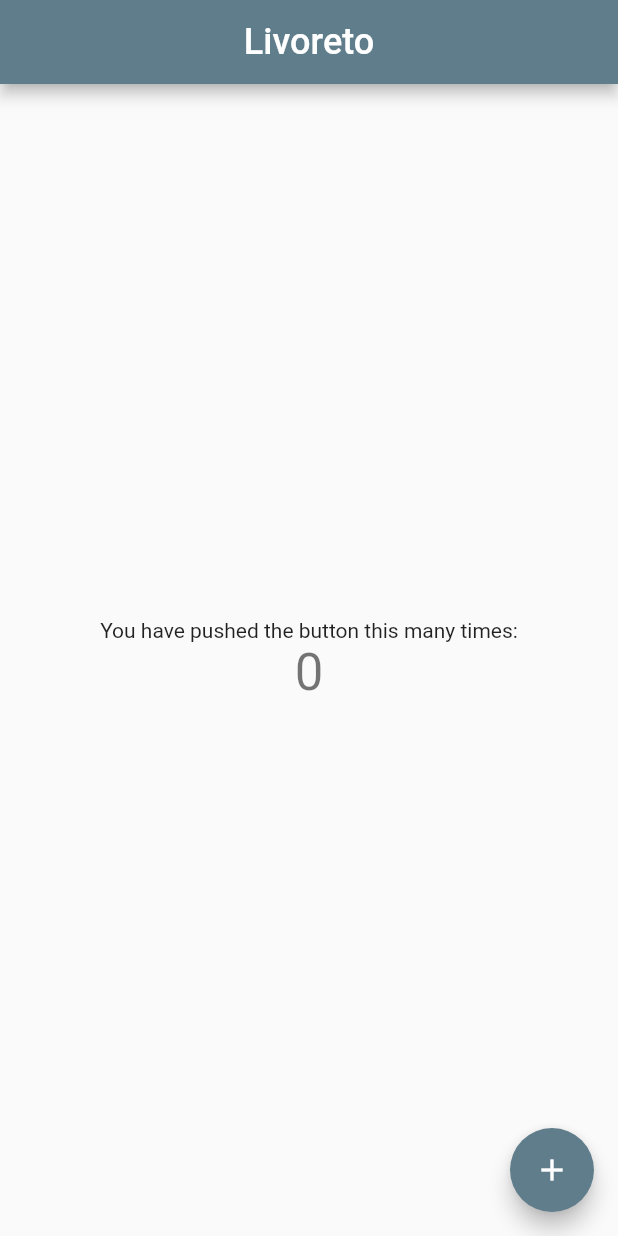
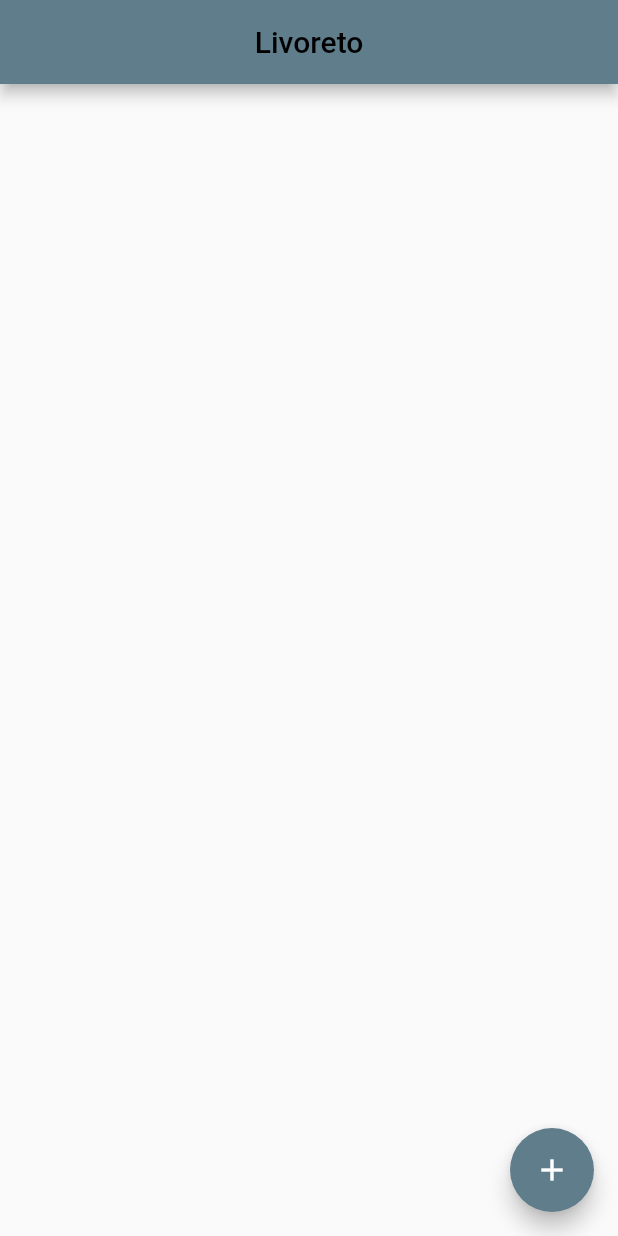
Before and after one commit to andrerclaudio/Livoreto_app, a Flutter app: the screen it shows after launch, on a phone screen of 412 x 824 dp. Run offline on Flutter 3.47's test engine with Material 2 defaults, Android fonts, the phone set to English and light mode, and no system bars.

Commit message:
Starting the Home Screen

```diff
--- a/lib/main.dart
+++ b/lib/main.dart
@@ -1,4 +1,5 @@
 import 'package:flutter/material.dart';
+import 'package:livoreto_app/screens/home/home.dart';
 
 void main() {
   runApp(MyApp());
@@ -10,117 +11,12 @@ class MyApp extends StatelessWidget {
   Widget build(BuildContext context) {
     return MaterialApp(
       debugShowCheckedModeBanner: false,
-      title: 'Flutter Demo',
+      title: 'Livoreto App',
       theme: ThemeData(
-        // This is the theme of your application.
-        //
-        // Try running your application with "flutter run". You'll see the
-        // application has a blue toolbar. Then, without quitting the app, try
-        // changing the primarySwatch below to Colors.green and then invoke
-        // "hot reload" (press "r" in the console where you ran "flutter run",
-        // or simply save your changes to "hot reload" in a Flutter IDE).
-        // Notice that the counter didn't reset back to zero; the application
-        // is not restarted.
         primarySwatch: Colors.blueGrey,
-        // This makes the visual density adapt to the platform that you run
-        // the app on. For desktop platforms, the controls will be smaller and
-        // closer together (more dense) than on mobile platforms.
         visualDensity: VisualDensity.adaptivePlatformDensity,
       ),
-      home: MyHomePage(
-        title: 'Livoreto',
-      ),
+      home: OurHomeScreen(),
     );
   }
 }
-
-class MyHomePage extends StatefulWidget {
-  MyHomePage({Key key, this.title}) : super(key: key);
-
-  // This widget is the home page of your application. It is stateful, meaning
-  // that it has a State object (defined below) that contains fields that affect
-  // how it looks.
-
-  // This class is the configuration for the state. It holds the values (in this
-  // case the title) provided by the parent (in this case the App widget) and
-  // used by the build method of the State. Fields in a Widget subclass are
-  // always marked "final".
-
-  final String title;
-
-  @override
-  _MyHomePageState createState() => _MyHomePageState();
-}
-
-class _MyHomePageState extends State<MyHomePage> {
-  int _counter = 0;
-
-  void _incrementCounter() {
-    setState(() {
-      // This call to setState tells the Flutter framework that something has
-      // changed in this State, which causes it to rerun the build method below
-      // so that the display can reflect the updated values. If we changed
-      // _counter without calling setState(), then the build method would not be
-      // called again, and so nothing would appear to happen.
-      _counter++;
-    });
-  }
-
-  @override
-  Widget build(BuildContext context) {
-    // This method is rerun every time setState is called, for instance as done
-    // by the _incrementCounter method above.
-    //
-    // The Flutter framework has been optimized to make rerunning build methods
-    // fast, so that you can just rebuild anything that needs updating rather
-    // than having to individually change instances of widgets.
-    return Scaffold(
-      appBar: AppBar(
-        // Here we take the value from the MyHomePage object that was created by
-        // the App.build method, and use it to set our appbar title.
-        title: Text(
-          widget.title,
-          style: TextStyle(
-            fontSize: 24,
-          ),
-        ),
-        centerTitle: true,
-      ),
-      body: Center(
-        // Center is a layout widget. It takes a single child and positions it
-        // in the middle of the parent.
-        child: Column(
-          // Column is also a layout widget. It takes a list of children and
-          // arranges them vertically. By default, it sizes itself to fit its
-          // children horizontally, and tries to be as tall as its parent.
-          //
-          // Invoke "debug painting" (press "p" in the console, choose the
-          // "Toggle Debug Paint" action from the Flutter Inspector in Android
-          // Studio, or the "Toggle Debug Paint" command in Visual Studio Code)
-          // to see the wireframe for each widget.
-          //
-          // Column has various properties to control how it sizes itself and
-          // how it positions its children. Here we use mainAxisAlignment to
-          // center the children vertically; the main axis here is the vertical
-          // axis because Columns are vertical (the cross axis would be
-          // horizontal).
-          mainAxisAlignment: MainAxisAlignment.center,
-          children: <Widget>[
-            Text(
-              'You have pushed the button this many times:',
-            ),
-            Text(
-              '$_counter',
-              style: Theme.of(context).textTheme.headline4,
-            ),
-          ],
-        ),
-      ),
-      floatingActionButton: FloatingActionButton(
-        onPressed: _incrementCounter,
-        tooltip: 'Increment',
-        child: Icon(Icons.add),
-      ), // This trailing comma makes auto-formatting nicer for build methods.
-    );
-  }
-}
--- /dev/null
+++ b/lib/screens/home/home.dart
@@ -0,0 +1,22 @@
+import 'package:flutter/material.dart';
+
+class OurHomeScreen extends StatelessWidget {
+  @override
+  Widget build(BuildContext context) {
+    return Scaffold(
+      appBar: AppBar(
+        title: Text(
+          'Livoreto',
+          style: TextStyle(color: Colors.black),
+        ),
+        centerTitle: true,
+      ),
+      body: Row(),
+      floatingActionButton: FloatingActionButton(
+        onPressed: () {},
+        tooltip: 'Add a new Book',
+        child: Icon(Icons.add),
+      ),
+    );
+  }
+}
```
Also changed, not shown: assets/livoreto_logo.png (added), lib/screens/login/login.dart (added), lib/screens/signup/signup.dart (added).
